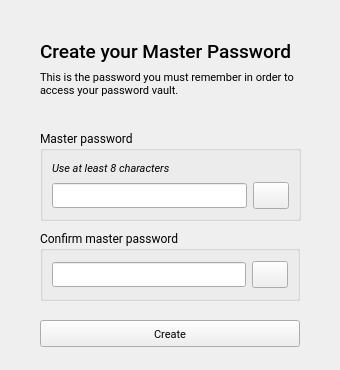
First picture: the form in log_in.ui, repository EmueI/password-manager, before the edit.
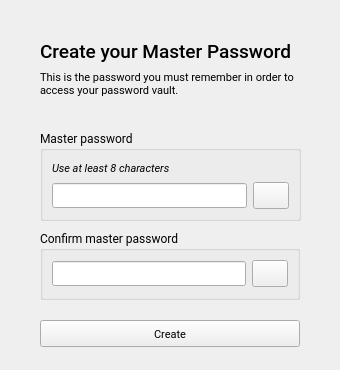
Second picture: the form after the edit. Icons and pictures are not drawn.

What changed in the file:
```diff
--- a/log_in.ui
+++ b/log_in.ui
@@ -169,7 +169,7 @@
       <x>40</x>
       <y>230</y>
       <width>260</width>
-      <height>71</height>
+      <height>70</height>
      </rect>
     </property>
     <property name="font">
```
Left out of the diff: 7 changed lines with no effect on the pictures.
